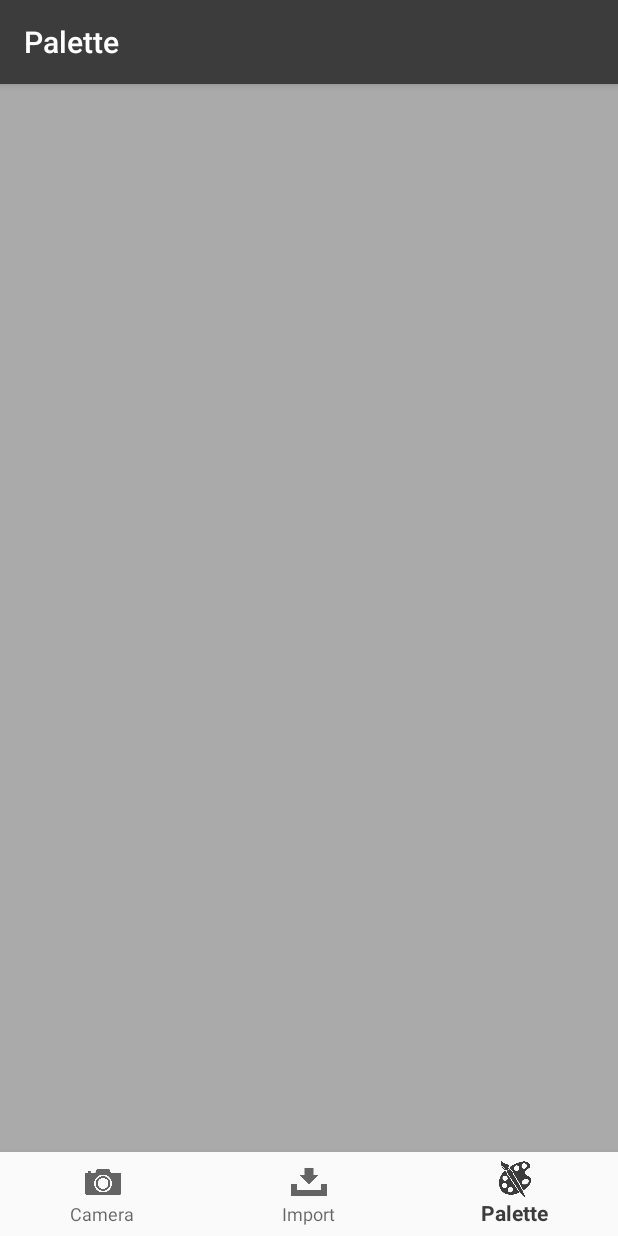
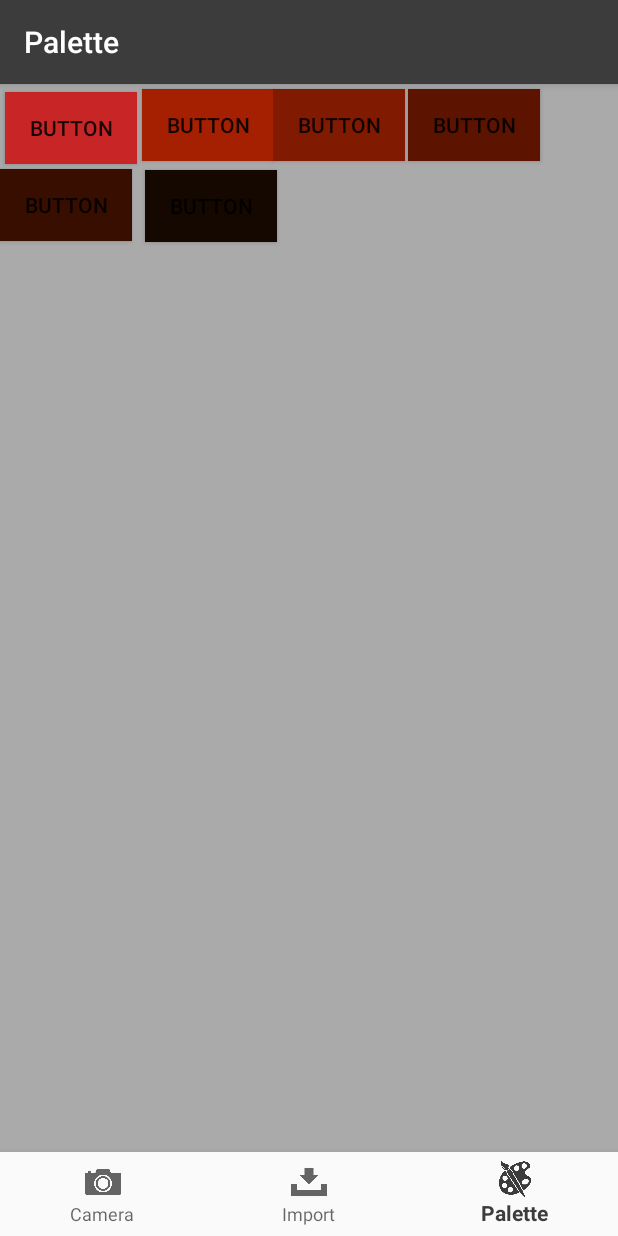
Before and after one commit to KieceDonc/Coloor, an Android app: the screen it shows after launch (MainActivity), on a phone screen of 412 x 824 dp. Run offline under Robolectric (Android 15) with nearby library versions, the phone set to English and light mode, and no system bars; our stand-ins replace CircleImageView, navigation-ui; pictures from the network do not load.

Commit message:
ColorSpec update

```diff
--- a/app/src/main/java/com/vvdev/colorpicker/fragment/Palette/EditColorFragment.java
+++ b/app/src/main/java/com/vvdev/colorpicker/fragment/Palette/EditColorFragment.java
@@ -1,13 +1,18 @@
 package com.vvdev.colorpicker.fragment.Palette;
 
+import android.graphics.Color;
 import android.os.Bundle;
+import android.util.Log;
 import android.view.LayoutInflater;
 import android.view.View;
 import android.view.ViewGroup;
+import android.widget.Button;
 
 import com.vvdev.colorpicker.R;
+import com.vvdev.colorpicker.interfaces.ColorSpec;
 
 import androidx.annotation.NonNull;
+import androidx.annotation.Nullable;
 import androidx.appcompat.app.AppCompatActivity;
 import androidx.fragment.app.Fragment;
 
@@ -20,4 +25,28 @@ public class EditColorFragment extends Fragment {
 
         return inflater.inflate(R.layout.fragment_palette, container, false);
     }
+
+    @Override
+    public void onViewCreated(@NonNull View view, @Nullable Bundle savedInstanceState) {
+        super.onViewCreated(view, savedInstanceState);
+    }
+
+    @Override
+    public void onResume() {
+        super.onResume();
+        Button[] c = new Button[6];
+        c[0] = getView().findViewById(R.id.color0);
+        c[1] = getView().findViewById(R.id.color1);
+        c[2] = getView().findViewById(R.id.color2);
+        c[3] = getView().findViewById(R.id.color3);
+        c[4] = getView().findViewById(R.id.color4);
+        c[5] = getView().findViewById(R.id.color5);
+
+        ColorSpec blue = new ColorSpec("#c82626"); // 26c1c8
+
+        for(int x =0;x<c.length;x++){
+            c[x].setBackgroundColor(Color.parseColor(blue.getShades()[x]));
+        }
+        Log.e("test",blue.toString());
+    }
 }
--- a/app/src/main/java/com/vvdev/colorpicker/interfaces/ColorSpec.java
+++ b/app/src/main/java/com/vvdev/colorpicker/interfaces/ColorSpec.java
@@ -1,4 +1,6 @@
 package com.vvdev.colorpicker.interfaces;
+
+import android.util.Log;
 
 public class ColorSpec { // https://htmlcolorcodes.com/fr/selecteur-de-couleur/
 
@@ -6,9 +8,11 @@ public class ColorSpec { // https://htmlcolorcodes.com/fr/selecteur-de-couleur/
     private int[] hsv = new int[3];
     private int[] rgb = new int[3];
 
-    private int[] complementary = new int[2];
-    private int[] triadic = new int[3];
-    private int[] tone = new int[6];
+    private String complementary ="";
+    private String[] triadic = new String[3];
+    private String[] tone = new String[6];
+    private int[][] rgbShades = new int[6][3];
+    private String[] shades = new String[6];
 
 
 
@@ -39,18 +43,80 @@ public class ColorSpec { // https://htmlcolorcodes.com/fr/selecteur-de-couleur/
         setComplementary();
         setTriadic();
         setTone();
+        setShades();
     }
 
-    private void setComplementary() {
+    private void setComplementary() { // Complémentaire
+        int[] complementaryRGB = new int[3];
+
+        complementaryRGB[0] = 255-getRGB()[0];
+        complementaryRGB[1] = 255-getRGB()[1];
+        complementaryRGB[2] = 255-getRGB()[2];
+
+        complementary=ColorUtility.getHexFromRGB(complementaryRGB);
     }
 
-    private void setTriadic() {
+    /**
+     * triadic[0] = this.hexa
+     * triadic[ 1 / 2 ] = generate
+     */
+    private void setTriadic() { // Triadique
+        int triadic1[] = new int[3];
+        int triadic2[] = new int[3];
+
+        triadic1[1]=getRGB()[0];
+        triadic2[2]=getRGB()[0];
+        triadic1[2]=getRGB()[1];
+        triadic2[0]=getRGB()[1];
+        triadic1[0]=getRGB()[2];
+        triadic1[1]=getRGB()[2];
+
+        triadic[0]=getHexa();
+        triadic[1]=ColorUtility.getHexFromRGB(triadic1);
+        triadic[2]=ColorUtility.getHexFromRGB(triadic2);
     }
 
 
-    private void setTone() {
+    private void setTone() { // Tonalités
+
     }
 
+    /**
+     * shades[0] = this.hexa
+     * triadic[ 1 / 2 /3 / 4 / 5 ] = generate
+     */
+
+    private void setShades(){ // Nuances
+        int redDistanceBlack = (int) (getRGB()[0]/5.5);
+        int greenDistanceBlack = (int) (getRGB()[1]/5.5);
+        int blueDistanceBlack = (int) (getRGB()[2]/5.5);
+
+        rgbShades[0]=getRGB();
+        for(int x=1;x<shades.length;x++){ // x=1 cuz shades[0] = this.hexa
+            for(int y = 0;y<rgb.length-1;y++){
+                switch (y){
+                    case 0:{
+                        rgbShades[x][y]=getRGB()[y]-redDistanceBlack*x;
+                        break;
+                    }
+                    case 1:{
+                        rgbShades[x][y]=getRGB()[y]-greenDistanceBlack*x;
+                        break;
+                    }
+                    case 2:{
+                        rgbShades[x][y]=getRGB()[y]-blueDistanceBlack*x;
+                    }
+                    default:{
+                        Log.e("ColorSpec","Error, setShades, out of bound y. ColorSpec = "+toString());
+                    }
+                }
+            }
+        }
+
+        for(int x =0;x<rgbShades.length;x++){
+            shades[x]=ColorUtility.getHexFromRGB(rgbShades[x]);
+        }
+    }
 
 
     public String getHexa() {
@@ -77,15 +143,36 @@ public class ColorSpec { // https://htmlcolorcodes.com/fr/selecteur-de-couleur/
         this.rgb = RGB;
     }
 
-    public int[] getComplementary() {
+    public String getComplementary() {
         return complementary;
     }
 
-    public int[] getTriadic() {
+    public String[] getTriadic() {
         return triadic;
     }
 
-    public int[] getTone() {
+    public String[] getTone() {
         return tone;
     }
+
+    public String[] getShades(){
+        return shades;
+    }
+
+    public int[][] getRgbShades(){
+        return rgbShades;
+    }
+
+    public String toString(){
+        return "Hexadecimal = "+hexa+"\n" +
+                "RGB = RGB("+getRGB()[0]+", "+getRGB()[1]+", "+getRGB()[2]+")\n" +
+                "HSV = HSV("+getHSV()[0]+", "+getHSV()[1]+", "+getHSV()[2]+")\n" +
+                "Complementary = "+complementary+"\n" +
+                "Triadic = "+getTriadic()[0]+", "+getTriadic()[1]+", "+getTriadic()[2]+"\n" +
+                "Tone = TODO\n" +
+                "Shades = "+getShades()[0]+", "+getShades()[1]+", "+getShades()[2]+", "+getShades()[3]+", "+getShades()[4]+", "+getShades()[5];
+
+
+        //TODO make toString() of ColorSpec
+    }
 }
--- a/app/src/main/java/com/vvdev/colorpicker/interfaces/ColorUtility.java
+++ b/app/src/main/java/com/vvdev/colorpicker/interfaces/ColorUtility.java
@@ -114,9 +114,9 @@ public class ColorUtility {
 
     public static int[] getRGBFromHex(String ReceiveColor){
         if(ReceiveColor.length()==7) {
-            return new int[]{parseInt(ReceiveColor.substring(1, 2), 16), parseInt(ReceiveColor.substring(3, 4), 16), parseInt(ReceiveColor.substring(5, 6), 16)};
+            return new int[]{parseInt(ReceiveColor.substring(1, 3), 16), parseInt(ReceiveColor.substring(3, 5), 16), parseInt(ReceiveColor.substring(5), 16)};
         }else if(ReceiveColor.length()==6){
-            return new int[]{parseInt(ReceiveColor.substring(0, 1), 16), parseInt(ReceiveColor.substring(2, 3), 16), parseInt(ReceiveColor.substring(4, 5), 16)};
+            return new int[]{parseInt(ReceiveColor.substring(0, 2), 16), parseInt(ReceiveColor.substring(2, 4), 16), parseInt(ReceiveColor.substring(4), 16)};
         }else{
             Log.e("getRGBFromHex","Unable to parse this color : "+ReceiveColor);
             return new int[]{0,0,0};
--- a/app/src/main/res/layout/fragment_palette.xml
+++ b/app/src/main/res/layout/fragment_palette.xml
@@ -4,4 +4,62 @@
     xmlns:tools="http://schemas.android.com/tools"
     android:layout_width="match_parent"
     android:layout_height="match_parent"
-    android:background="#aaaaaa"/>
+    android:background="#aaaaaa">
+
+    <Button
+        android:id="@+id/color0"
+        android:layout_width="wrap_content"
+        android:layout_height="wrap_content"
+        android:layout_marginStart="3dp"
+        android:layout_marginTop="2dp"
+        android:text="Button"
+        app:layout_constraintStart_toStartOf="@+id/color4"
+        app:layout_constraintTop_toTopOf="@+id/color1" />
+
+    <Button
+        android:id="@+id/color1"
+        android:layout_width="wrap_content"
+        android:layout_height="wrap_content"
+        android:layout_marginStart="3dp"
+        android:layout_marginTop="3dp"
+        android:text="Button"
+        app:layout_constraintStart_toEndOf="@+id/color0"
+        app:layout_constraintTop_toTopOf="parent" />
+
+    <Button
+        android:id="@+id/color2"
+        android:layout_width="wrap_content"
+        android:layout_height="wrap_content"
+        android:layout_marginEnd="2dp"
+        android:text="Button"
+        app:layout_constraintBaseline_toBaselineOf="@+id/color1"
+        app:layout_constraintEnd_toStartOf="@+id/color3" />
+
+    <Button
+        android:id="@+id/color3"
+        android:layout_width="wrap_content"
+        android:layout_height="wrap_content"
+        android:layout_marginEnd="52dp"
+        android:text="Button"
+        app:layout_constraintBaseline_toBaselineOf="@+id/color2"
+        app:layout_constraintEnd_toEndOf="parent" />
+
+    <Button
+        android:id="@+id/color4"
+        android:layout_width="wrap_content"
+        android:layout_height="wrap_content"
+        android:layout_marginTop="3dp"
+        android:text="Button"
+        app:layout_constraintStart_toStartOf="parent"
+        app:layout_constraintTop_toBottomOf="@+id/color0" />
+
+    <Button
+        android:id="@+id/color5"
+        android:layout_width="wrap_content"
+        android:layout_height="wrap_content"
+        android:layout_marginStart="2dp"
+        android:layout_marginTop="6dp"
+        android:text="Button"
+        app:layout_constraintStart_toStartOf="@+id/color1"
+        app:layout_constraintTop_toBottomOf="@+id/color1" />
+</androidx.constraintlayout.widget.ConstraintLayout>
```
